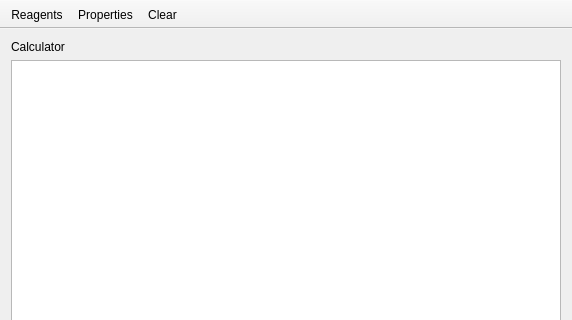
The window that mainwindow.ui (FrankMamuda/fumingcube) describes before a commit, drawn with Qt 5; both pictures show x 0 to 572 and y 0 to 320 of the 572 by 550 pixel window.
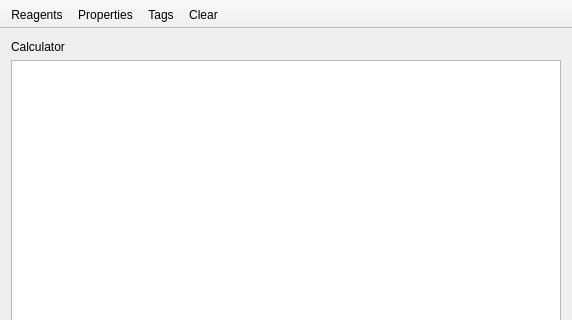
The same window after the commit. Icons and pictures are not drawn. Custom widgets are drawn as their Qt base class.

Patch:
```diff
--- a/mainwindow.ui
+++ b/mainwindow.ui
@@ -78,6 +78,7 @@
    </attribute>
    <addaction name="actionReagents"/>
    <addaction name="actionProperties"/>
+   <addaction name="actionTags"/>
    <addaction name="actionClear"/>
   </widget>
   <action name="actionReagents">
@@ -113,6 +114,15 @@
     <string>Clear</string>
    </property>
   </action>
+  <action name="actionTags">
+   <property name="icon">
+    <iconset resource="resources.qrc">
+     <normaloff>:/icons/clean</normaloff>:/icons/clean</iconset>
+   </property>
+   <property name="text">
+    <string>Tags</string>
+   </property>
+  </action>
  </widget>
  <layoutdefault spacing="6" margin="11"/>
  <customwidgets>
```
